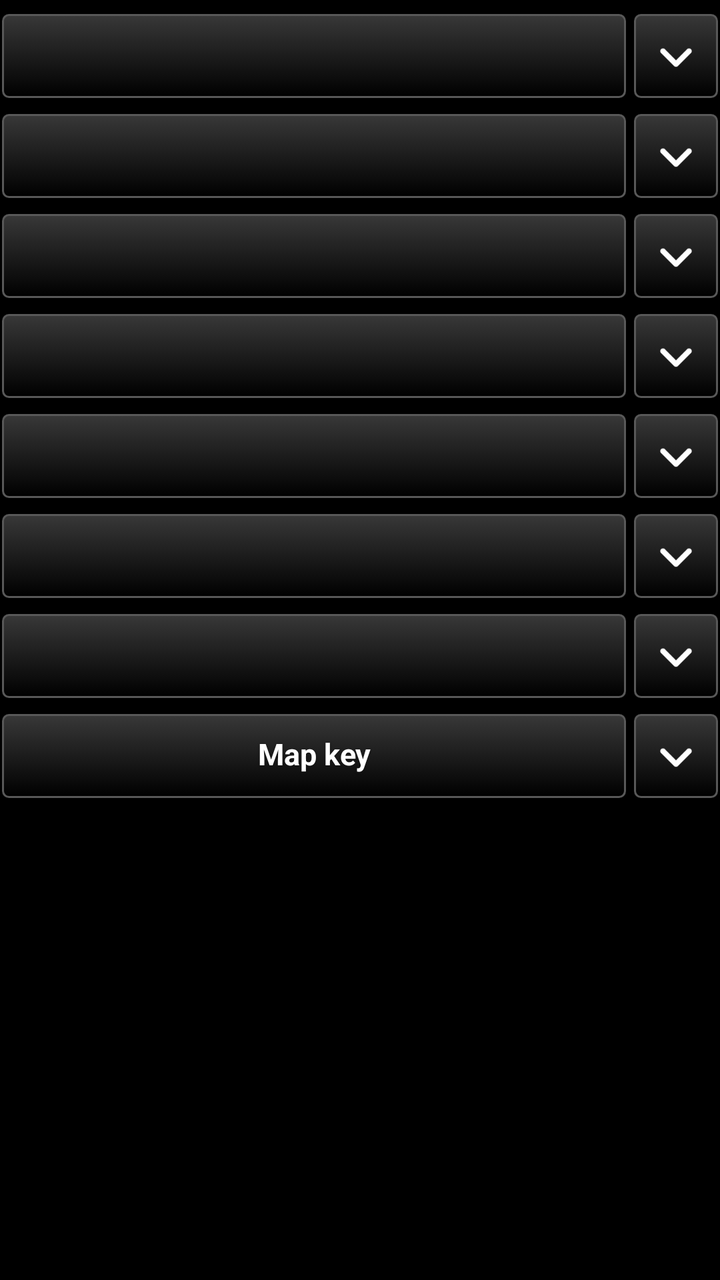
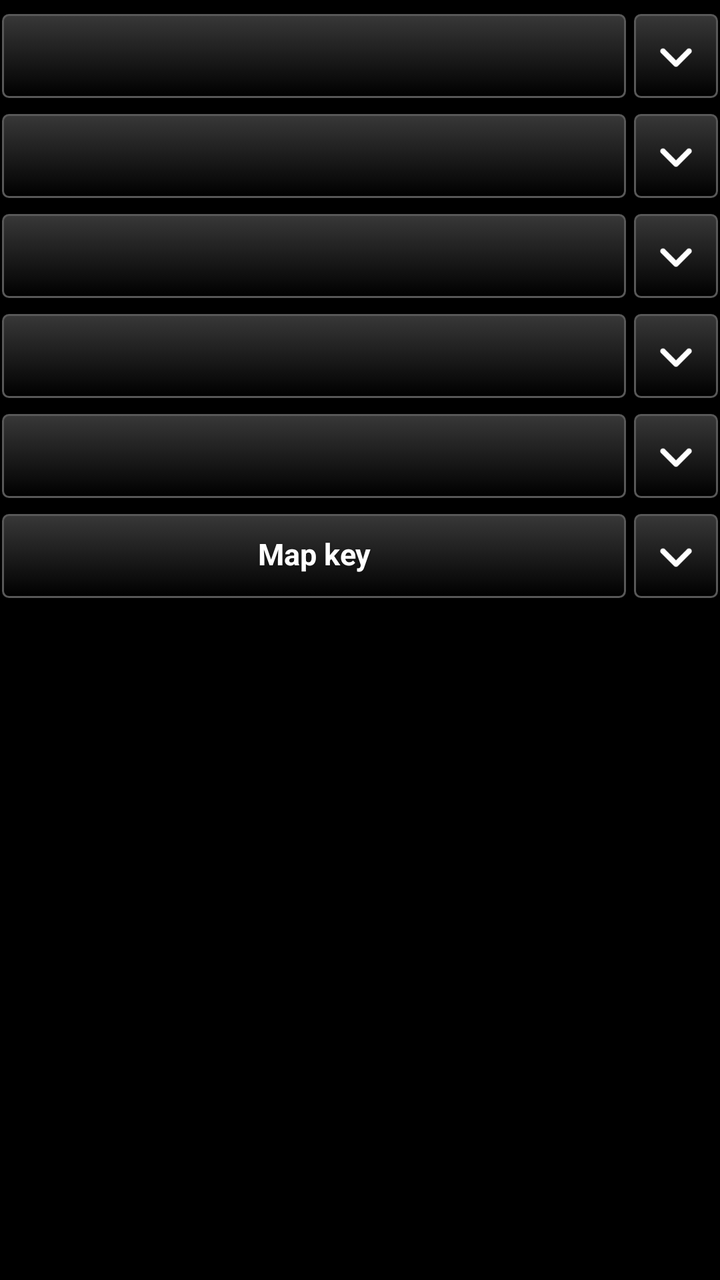

An Android layout rendered at two revisions. The XML below is the earlier revision; the diff shows what the commit changed to produce the second picture.
<!-- AndroidManifest.xml: application theme AppTheme -->
<!-- res/layout/settings_controls.xml -->
<?xml version="1.0" encoding="utf-8"?>
<LinearLayout xmlns:android="http://schemas.android.com/apk/res/android"
    android:layout_width="match_parent"
    android:layout_height="wrap_content"
    android:orientation="vertical">

    
    <LinearLayout
        android:id="@+id/fold_obstacles_row"
        android:layout_width="match_parent"
        android:layout_height="wrap_content"
        android:orientation="horizontal"
        android:gravity="center_vertical"
        android:layout_marginTop="6dp">

        <Button
            android:id="@+id/fold_obstacles_head"
            style="@style/TakwerxButton"
            android:layout_width="0dp"
            android:layout_weight="1"
            android:layout_height="wrap_content" />

        <ImageButton
            android:id="@+id/fold_obstacles_chev"
            style="@style/TakwerxIconButton"
            android:layout_width="44dp"
            android:layout_weight="0"
            android:layout_marginRight="0dp"
            android:contentDescription="@string/show_settings"
            android:src="@drawable/ic_expand" />
    </LinearLayout>

    <LinearLayout
        android:id="@+id/fold_obstacles_body"
        android:layout_width="match_parent"
        android:layout_height="wrap_content"
        android:orientation="vertical"
        android:paddingTop="4dp"
        android:paddingLeft="4dp"
        android:visibility="gone">

        <TextView
            android:layout_width="match_parent"
            android:layout_height="wrap_content"
            android:textSize="13sp"
            android:textColor="@color/white"
            android:text="@string/obstacles_note" />
    </LinearLayout>

    
    <LinearLayout
        android:id="@+id/fold_taller_row"
        android:layout_width="match_parent"
        android:layout_height="wrap_content"
        android:orientation="horizontal"
        android:gravity="center_vertical"
        android:layout_marginTop="6dp">

        <Button
            android:id="@+id/fold_taller_head"
            style="@style/TakwerxButton"
            android:layout_width="0dp"
            android:layout_weight="1"
            android:layout_height="wrap_content" />

        <ImageButton
            android:id="@+id/fold_taller_chev"
            style="@style/TakwerxIconButton"
            android:layout_width="44dp"
            android:layout_weight="0"
            android:layout_marginRight="0dp"
            android:contentDescription="@string/show_settings"
            android:src="@drawable/ic_expand" />
    </LinearLayout>

    <LinearLayout
        android:id="@+id/fold_taller_body"
        android:layout_width="match_parent"
        android:layout_height="wrap_content"
        android:orientation="vertical"
        android:paddingTop="4dp"
        android:visibility="gone">

        
        <LinearLayout
            android:id="@+id/taller_tiles"
            android:layout_width="match_parent"
            android:layout_height="wrap_content"
            android:orientation="horizontal" />
    </LinearLayout>

    
    <LinearLayout
        android:id="@+id/fold_types_row"
        android:layout_width="match_parent"
        android:layout_height="wrap_content"
        android:orientation="horizontal"
        android:gravity="center_vertical"
        android:layout_marginTop="6dp">

        <Button
            android:id="@+id/fold_types_head"
            style="@style/TakwerxButton"
            android:layout_width="0dp"
            android:layout_weight="1"
            android:layout_height="wrap_content" />

        <ImageButton
            android:id="@+id/fold_types_chev"
            style="@style/TakwerxIconButton"
            android:layout_width="44dp"
            android:layout_weight="0"
            android:layout_marginRight="0dp"
            android:contentDescription="@string/show_settings"
            android:src="@drawable/ic_expand" />
    </LinearLayout>

    <LinearLayout
        android:id="@+id/fold_types_body"
        android:layout_width="match_parent"
        android:layout_height="wrap_content"
        android:orientation="vertical"
        android:paddingTop="4dp"
        android:visibility="gone">

        
        <LinearLayout
            android:id="@+id/type_tiles"
            android:layout_width="match_parent"
            android:layout_height="wrap_content"
            android:orientation="vertical" />

        <LinearLayout
            android:layout_width="match_parent"
            android:layout_height="wrap_content"
            android:orientation="horizontal"
            android:layout_marginTop="6dp">

            <Button
                android:id="@+id/btn_types_all_on"
                style="@style/TakwerxButton"
                android:layout_width="0dp"
                android:layout_weight="1"
                android:layout_height="wrap_content"
                android:text="@string/all_on" />

            <Button
                android:id="@+id/btn_types_all_off"
                style="@style/TakwerxButton"
                android:layout_width="0dp"
                android:layout_weight="1"
                android:layout_height="wrap_content"
                android:layout_marginLeft="6dp"
                android:text="@string/all_off" />
        </LinearLayout>
    </LinearLayout>

    
    <LinearLayout
        android:id="@+id/fold_flight_row"
        android:layout_width="match_parent"
        android:layout_height="wrap_content"
        android:orientation="horizontal"
        android:gravity="center_vertical"
        android:layout_marginTop="6dp">

        <Button
            android:id="@+id/fold_flight_head"
            style="@style/TakwerxButton"
            android:layout_width="0dp"
            android:layout_weight="1"
            android:layout_height="wrap_content" />

        <ImageButton
            android:id="@+id/fold_flight_chev"
            style="@style/TakwerxIconButton"
            android:layout_width="44dp"
            android:layout_weight="0"
            android:layout_marginRight="0dp"
            android:contentDescription="@string/show_settings"
            android:src="@drawable/ic_expand" />
    </LinearLayout>

    <LinearLayout
        android:id="@+id/fold_flight_body"
        android:layout_width="match_parent"
        android:layout_height="wrap_content"
        android:orientation="vertical"
        android:paddingTop="4dp"
        android:visibility="gone">

        <LinearLayout
            android:id="@+id/flight_tiles"
            android:layout_width="match_parent"
            android:layout_height="wrap_content"
            android:orientation="horizontal" />

        <Button
            android:id="@+id/btn_flight_type"
            style="@style/TakwerxButton"
            android:layout_width="match_parent"
            android:layout_height="wrap_content"
            android:layout_marginTop="6dp"
            android:text="@string/type_the_height" />

        <TextView
            android:layout_width="match_parent"
            android:layout_height="wrap_content"
            android:paddingTop="6dp"
            android:textSize="12sp"
            android:alpha="0.7"
            android:textColor="@color/white"
            android:text="@string/flight_note" />
    </LinearLayout>

    
    <LinearLayout
        android:id="@+id/fold_sep_row"
        android:layout_width="match_parent"
        android:layout_height="wrap_content"
        android:orientation="horizontal"
        android:gravity="center_vertical"
        android:layout_marginTop="6dp">

        <Button
            android:id="@+id/fold_sep_head"
            style="@style/TakwerxButton"
            android:layout_width="0dp"
            android:layout_weight="1"
            android:layout_height="wrap_content" />

        <ImageButton
            android:id="@+id/fold_sep_chev"
            style="@style/TakwerxIconButton"
            android:layout_width="44dp"
            android:layout_weight="0"
            android:layout_marginRight="0dp"
            android:contentDescription="@string/show_settings"
            android:src="@drawable/ic_expand" />
    </LinearLayout>

    <LinearLayout
        android:id="@+id/fold_sep_body"
        android:layout_width="match_parent"
        android:layout_height="wrap_content"
        android:orientation="vertical"
        android:paddingTop="4dp"
        android:visibility="gone">

        <LinearLayout
            android:id="@+id/sep_tiles"
            android:layout_width="match_parent"
            android:layout_height="wrap_content"
            android:orientation="horizontal" />

        <Button
            android:id="@+id/btn_sep_type"
            style="@style/TakwerxButton"
            android:layout_width="match_parent"
            android:layout_height="wrap_content"
            android:layout_marginTop="6dp"
            android:text="@string/type_the_separation" />
    </LinearLayout>

    
    <LinearLayout
        android:id="@+id/fold_ceiling_row"
        android:layout_width="match_parent"
        android:layout_height="wrap_content"
        android:orientation="horizontal"
        android:gravity="center_vertical"
        android:layout_marginTop="6dp">

        <Button
            android:id="@+id/fold_ceiling_head"
            style="@style/TakwerxButton"
            android:layout_width="0dp"
            android:layout_weight="1"
            android:layout_height="wrap_content" />

        <ImageButton
            android:id="@+id/fold_ceiling_chev"
            style="@style/TakwerxIconButton"
            android:layout_width="44dp"
            android:layout_weight="0"
            android:layout_marginRight="0dp"
            android:contentDescription="@string/show_settings"
            android:src="@drawable/ic_expand" />
    </LinearLayout>

    <LinearLayout
        android:id="@+id/fold_ceiling_body"
        android:layout_width="match_parent"
        android:layout_height="wrap_content"
        android:orientation="vertical"
        android:paddingTop="4dp"
        android:visibility="gone">

        
        <LinearLayout
            android:id="@+id/ceiling_steps"
            android:layout_width="match_parent"
            android:layout_height="wrap_content"
            android:orientation="horizontal" />

        <LinearLayout
            android:layout_width="match_parent"
            android:layout_height="wrap_content"
            android:orientation="horizontal"
            android:layout_marginTop="6dp">

            <Button
                android:id="@+id/btn_ceiling_type"
                style="@style/TakwerxButton"
                android:layout_width="0dp"
                android:layout_weight="1"
                android:layout_height="wrap_content"
                android:text="@string/type_the_ceiling" />

            <Button
                android:id="@+id/btn_ceiling_above"
                style="@style/TakwerxButton"
                android:layout_width="0dp"
                android:layout_weight="1"
                android:layout_height="wrap_content"
                android:layout_marginLeft="6dp" />
        </LinearLayout>
    </LinearLayout>

    
    <LinearLayout
        android:id="@+id/fold_circle_row"
        android:layout_width="match_parent"
        android:layout_height="wrap_content"
        android:orientation="horizontal"
        android:gravity="center_vertical"
        android:layout_marginTop="6dp">

        <Button
            android:id="@+id/fold_circle_head"
            style="@style/TakwerxButton"
            android:layout_width="0dp"
            android:layout_weight="1"
            android:layout_height="wrap_content" />

        <ImageButton
            android:id="@+id/fold_circle_chev"
            style="@style/TakwerxIconButton"
            android:layout_width="44dp"
            android:layout_weight="0"
            android:layout_marginRight="0dp"
            android:contentDescription="@string/show_settings"
            android:src="@drawable/ic_expand" />
    </LinearLayout>

    <LinearLayout
        android:id="@+id/fold_circle_body"
        android:layout_width="match_parent"
        android:layout_height="wrap_content"
        android:orientation="vertical"
        android:paddingTop="4dp"
        android:visibility="gone">

        
        <LinearLayout
            android:id="@+id/circle_tiles"
            android:layout_width="match_parent"
            android:layout_height="wrap_content"
            android:orientation="horizontal" />
    </LinearLayout>

    
    <LinearLayout
        android:id="@+id/fold_key_row"
        android:layout_width="match_parent"
        android:layout_height="wrap_content"
        android:orientation="horizontal"
        android:gravity="center_vertical"
        android:layout_marginTop="6dp">

        <Button
            android:id="@+id/fold_key_head"
            style="@style/TakwerxButton"
            android:layout_width="0dp"
            android:layout_weight="1"
            android:layout_height="wrap_content"
            android:text="@string/map_key" />

        <ImageButton
            android:id="@+id/fold_key_chev"
            style="@style/TakwerxIconButton"
            android:layout_width="44dp"
            android:layout_weight="0"
            android:layout_marginRight="0dp"
            android:contentDescription="@string/show_settings"
            android:src="@drawable/ic_expand" />
    </LinearLayout>

    
    <LinearLayout
        android:id="@+id/fold_key_body"
        android:layout_width="match_parent"
        android:layout_height="wrap_content"
        android:orientation="vertical"
        android:paddingTop="4dp"
        android:paddingLeft="4dp"
        android:visibility="gone" />

</LinearLayout>
<!-- resources referenced by this layout -->
<resources>
  <color name="white">#ffffff</color>
  <string name="all_off">All off</string>
  <string name="all_on">All on</string>
  <string name="flight_note">How high above the ground the aircraft flies. Part 107 allows 400 ft above the terrain under it.</string>
  <string name="map_key">Map key</string>
  <string name="obstacles_note">Not every wire or tower is charted. FAA\'s file holds the obstacles that affect charting; distribution lines are never in it.</string>
  <string name="show_settings">Show settings</string>
  <string name="type_the_ceiling">Type the ceiling</string>
  <string name="type_the_height">Type the height</string>
  <string name="type_the_separation">Type the separation</string>
  <style name="TakwerxButton" parent="@style/darkButton">
          <item name="android:paddingLeft">12dp</item>
          <item name="android:paddingRight">12dp</item>
          <item name="android:paddingTop">6dp</item>
          <item name="android:paddingBottom">8dp</item>
          <item name="android:minHeight">44dp</item>
          <item name="android:minWidth">0dp</item>
          <item name="android:textSize">15sp</item>
          <item name="android:singleLine">true</item>
          <item name="android:ellipsize">end</item>
      </style>
  <style name="TakwerxIconButton">
          <item name="android:layout_width">0dp</item>
          <item name="android:layout_weight">1</item>
          <item name="android:layout_height">44dp</item>
          <item name="android:layout_marginLeft">2dp</item>
          <item name="android:layout_marginRight">2dp</item>
          <item name="android:background">@drawable/btn_gray</item>
          <item name="android:scaleType">centerInside</item>
          <item name="android:padding">9dp</item>
      </style>
  <style name="AppTheme" parent="@android:style/Theme.Holo">
          <item name="android:buttonStyle">@android:style/Widget.Button</item>
          <item name="android:imageButtonStyle">@android:style/Widget.Button</item>
          <item name="android:buttonStyleToggle">@android:style/Widget.Button</item>
          <item name="android:spinnerStyle">@style/ATAKSpinner</item>
          <item name="android:spinnerItemStyle">@style/ATAKSpinnerItem</item>
          <item name="android:editTextStyle">@style/ATAKEditText</item>
      </style>
  <style name="ATAKSpinner" parent="@android:style/Widget.Spinner">
          <item name="android:spinnerMode">dialog</item>
      </style>
  <style name="ATAKSpinnerItem">
          <item name="android:textColor">@android:color/white</item>
          <item name="android:dropDownVerticalOffset">0dip</item>
          <item name="android:dropDownHorizontalOffset">0dip</item>
          <item name="android:dropDownWidth">wrap_content</item>
          <item name="android:gravity">left|center_vertical</item>
      </style>
  <style name="ATAKEditText" parent="@android:style/Widget.EditText">
          
          
  
          
          <item name="android:imeOptions">flagNoFullscreen</item>
      </style>
  <color name="darker_gray">#121212</color>
  <dimen name="fontSize">14sp</dimen>
  <!-- drawable new_dark_button_disabled (drawable) -->
  <?xml version="1.0" encoding="utf-8"?>
  <layer-list xmlns:android="http://schemas.android.com/apk/res/android">
      <item android:bottom="1dp" android:right="1dp" android:left="1dp" android:top="1dp">
          <shape android:shape="rectangle">
              <corners android:radius="3dp" />
              <stroke
                  android:width="1dp"
                  android:color="#484848" />
              <solid android:color="#484848" />
          </shape>
      </item>
  </layer-list>
  <!-- unchanged entries left out for length: 5 -->
</resources>

<!-- the commit's change to res/layout/settings_controls.xml (unified diff, before → after) -->
@@ -215,120 +215,6 @@
 
     
     <LinearLayout
-        android:id="@+id/fold_sep_row"
-        android:layout_width="match_parent"
-        android:layout_height="wrap_content"
-        android:orientation="horizontal"
-        android:gravity="center_vertical"
-        android:layout_marginTop="6dp">
-
-        <Button
-            android:id="@+id/fold_sep_head"
-            style="@style/TakwerxButton"
-            android:layout_width="0dp"
-            android:layout_weight="1"
-            android:layout_height="wrap_content" />
-
-        <ImageButton
-            android:id="@+id/fold_sep_chev"
-            style="@style/TakwerxIconButton"
-            android:layout_width="44dp"
-            android:layout_weight="0"
-            android:layout_marginRight="0dp"
-            android:contentDescription="@string/show_settings"
-            android:src="@drawable/ic_expand" />
-    </LinearLayout>
-
-    <LinearLayout
-        android:id="@+id/fold_sep_body"
-        android:layout_width="match_parent"
-        android:layout_height="wrap_content"
-        android:orientation="vertical"
-        android:paddingTop="4dp"
-        android:visibility="gone">
-
-        <LinearLayout
-            android:id="@+id/sep_tiles"
-            android:layout_width="match_parent"
-            android:layout_height="wrap_content"
-            android:orientation="horizontal" />
-
-        <Button
-            android:id="@+id/btn_sep_type"
-            style="@style/TakwerxButton"
-            android:layout_width="match_parent"
-            android:layout_height="wrap_content"
-            android:layout_marginTop="6dp"
-            android:text="@string/type_the_separation" />
-    </LinearLayout>
-
-    
-    <LinearLayout
-        android:id="@+id/fold_ceiling_row"
-        android:layout_width="match_parent"
-        android:layout_height="wrap_content"
-        android:orientation="horizontal"
-        android:gravity="center_vertical"
-        android:layout_marginTop="6dp">
-
-        <Button
-            android:id="@+id/fold_ceiling_head"
-            style="@style/TakwerxButton"
-            android:layout_width="0dp"
-            android:layout_weight="1"
-            android:layout_height="wrap_content" />
-
-        <ImageButton
-            android:id="@+id/fold_ceiling_chev"
-            style="@style/TakwerxIconButton"
-            android:layout_width="44dp"
-            android:layout_weight="0"
-            android:layout_marginRight="0dp"
-            android:contentDescription="@string/show_settings"
-            android:src="@drawable/ic_expand" />
-    </LinearLayout>
-
-    <LinearLayout
-        android:id="@+id/fold_ceiling_body"
-        android:layout_width="match_parent"
-        android:layout_height="wrap_content"
-        android:orientation="vertical"
-        android:paddingTop="4dp"
-        android:visibility="gone">
-
-        
-        <LinearLayout
-            android:id="@+id/ceiling_steps"
-            android:layout_width="match_parent"
-            android:layout_height="wrap_content"
-            android:orientation="horizontal" />
-
-        <LinearLayout
-            android:layout_width="match_parent"
-            android:layout_height="wrap_content"
-            android:orientation="horizontal"
-            android:layout_marginTop="6dp">
-
-            <Button
-                android:id="@+id/btn_ceiling_type"
-                style="@style/TakwerxButton"
-                android:layout_width="0dp"
-                android:layout_weight="1"
-                android:layout_height="wrap_content"
-                android:text="@string/type_the_ceiling" />
-
-            <Button
-                android:id="@+id/btn_ceiling_above"
-                style="@style/TakwerxButton"
-                android:layout_width="0dp"
-                android:layout_weight="1"
-                android:layout_height="wrap_content"
-                android:layout_marginLeft="6dp" />
-        </LinearLayout>
-    </LinearLayout>
-
-    
-    <LinearLayout
         android:id="@+id/fold_circle_row"
         android:layout_width="match_parent"
         android:layout_height="wrap_content"
<!-- resource entries referenced after the edit -->
@@ -3,13 +3,11 @@
   <color name="white">#ffffff</color>
   <string name="all_off">All off</string>
   <string name="all_on">All on</string>
-  <string name="flight_note">How high above the ground the aircraft flies. Part 107 allows 400 ft above the terrain under it.</string>
+  <string name="flight_note">How high above the terrain the aircraft flies. Part 107 allows 400 ft above the ground under it. Your ceiling is the highest terrain in the area plus this.</string>
   <string name="map_key">Map key</string>
   <string name="obstacles_note">Not every wire or tower is charted. FAA\'s file holds the obstacles that affect charting; distribution lines are never in it.</string>
   <string name="show_settings">Show settings</string>
-  <string name="type_the_ceiling">Type the ceiling</string>
   <string name="type_the_height">Type the height</string>
-  <string name="type_the_separation">Type the separation</string>
   <style name="TakwerxButton" parent="@style/darkButton">
           <item name="android:paddingLeft">12dp</item>
           <item name="android:paddingRight">12dp</item>
